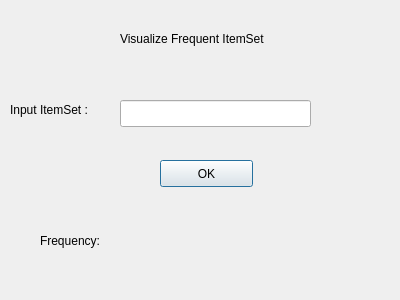
First picture: the form in VisualizeFI/ItemSetViewDialog.ui, repository huyite/VisualizeFI, before the edit.
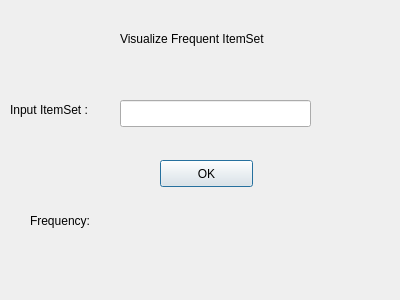
Second picture: the form after the edit.

The edit to the form file:
```diff
--- a/VisualizeFI/ItemSetViewDialog.ui
+++ b/VisualizeFI/ItemSetViewDialog.ui
@@ -65,8 +65,8 @@
   <widget class="QLabel" name="label_3">
    <property name="geometry">
     <rect>
-     <x>40</x>
-     <y>220</y>
+     <x>30</x>
+     <y>200</y>
      <width>91</width>
      <height>41</height>
     </rect>
```
